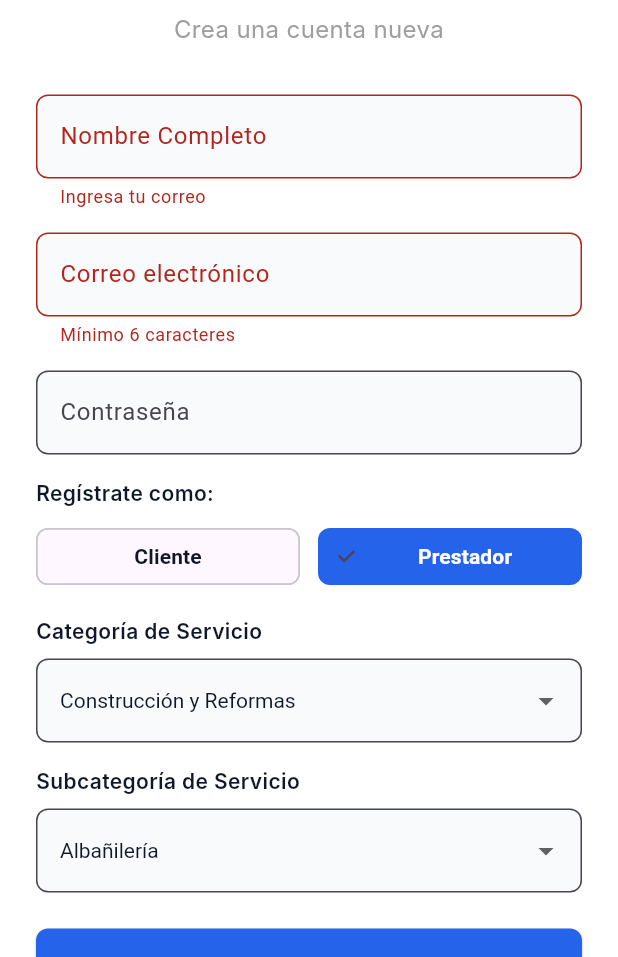
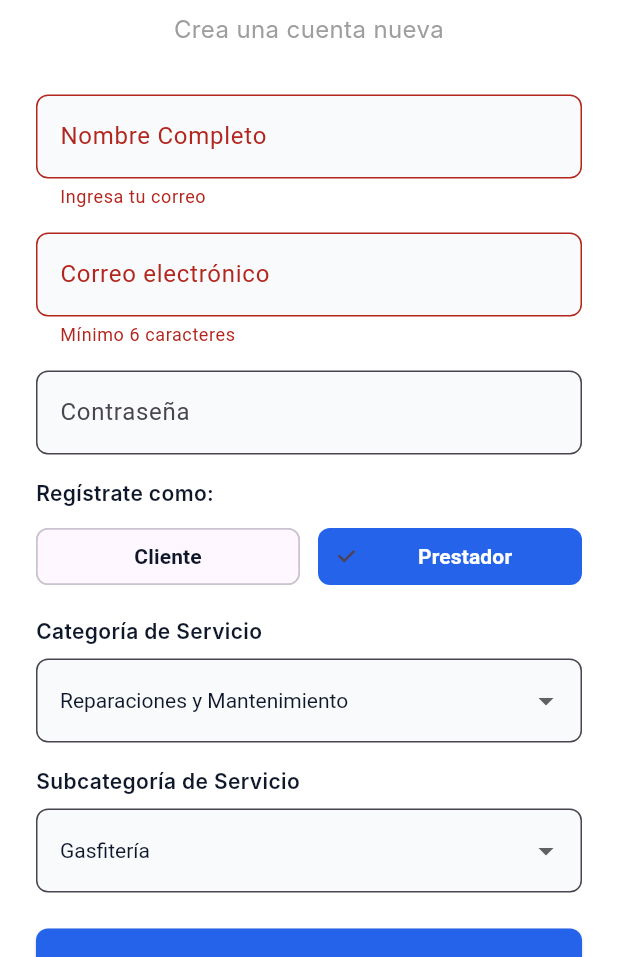
Before and after one commit to ferguzturtle/matchwork, a Flutter app: the AuthScreen screen opened directly, after a tap on "Iniciar Sesión", after a tap on "¿No tienes una cuenta? Regístrate", after a tap on "Prestador", on a phone screen of 412 x 824 dp, the part 279-1236 px from its top. Run offline on Flutter 3.47's test engine with Material 3 defaults, Android fonts, the phone set to English and light mode, and no system bars; our stand-ins replace flutter_map, geolocator, latlong2, shared_preferences, supabase_flutter; accounts and stored records are empty; Roboto replaces fonts that are missing (Inter).

Commit message:
feat: actualizar diccionario de categorías a la versión oficial del documento de Google Sheets

```diff
--- a/matchwork_mobile/lib/models/categories_data.dart
+++ b/matchwork_mobile/lib/models/categories_data.dart
@@ -21,52 +21,79 @@ class SubcategoryDetail {
 }
 
 const Map<String, CategoryDetail> categories = {
-  'construccion': CategoryDetail(
-    label: 'Construcción y Reformas',
-    icon: 'construction',
+  'reparaciones_mantenimiento': CategoryDetail(
+    label: 'Reparaciones y Mantenimiento',
+    icon: 'handyman',
     subcategories: {
-      'albanileria': SubcategoryDetail(label: 'Albañilería', icon: 'construction'),
-      'pintura': SubcategoryDetail(label: 'Pintura', icon: 'format_paint'),
-      'carpinteria': SubcategoryDetail(label: 'Carpintería', icon: 'handyman'),
       'gasfiteria': SubcategoryDetail(label: 'Gasfitería', icon: 'plumbing'),
+      'electricidad': SubcategoryDetail(label: 'Electricidad', icon: 'bolt'),
+      'cerrajeria': SubcategoryDetail(label: 'Cerrajería', icon: 'vpn_key'),
+      'carpinteria': SubcategoryDetail(label: 'Carpintería', icon: 'construction'),
+      'climatizacion': SubcategoryDetail(label: 'Climatización', icon: 'ac_unit'),
     },
   ),
-  'salud': CategoryDetail(
-    label: 'Servicios de Salud y Cuidado',
-    icon: 'medical_services',
+  'limpieza_hogar': CategoryDetail(
+    label: 'Limpieza y Cuidado del Hogar',
+    icon: 'cleaning_services',
     subcategories: {
-      'enfermeria': SubcategoryDetail(label: 'Enfermería', icon: 'medical_services'),
-      'kinesiologia': SubcategoryDetail(label: 'Kinesiología', icon: 'physical_therapy'),
-      'adulto_mayor': SubcategoryDetail(label: 'Cuidado de Adulto Mayor', icon: 'elderly'),
-      'ninos': SubcategoryDetail(label: 'Cuidado de Niños', icon: 'child_care'),
+      'limpieza_residencial': SubcategoryDetail(label: 'Limpieza Residencial', icon: 'home'),
+      'lavanderia_planchado': SubcategoryDetail(label: 'Lavandería y Planchado', icon: 'local_laundry_service'),
+      'limpieza_profunda': SubcategoryDetail(label: 'Limpieza Profunda', icon: 'dry_cleaning'),
+      'control_plagas': SubcategoryDetail(label: 'Control de Plagas', icon: 'bug_report'),
     },
   ),
-  'instalaciones': CategoryDetail(
-    label: 'Instalaciones y Electricidad',
-    icon: 'engineering',
+  'jardineria_exteriores': CategoryDetail(
+    label: 'Jardinería y Exteriores',
+    icon: 'yard',
     subcategories: {
-      'electricidad': SubcategoryDetail(label: 'Electricidad Residencial', icon: 'bolt'),
-      'climatizacion': SubcategoryDetail(label: 'Climatización', icon: 'ac_unit'),
-      'redes': SubcategoryDetail(label: 'Redes y Telecomunicaciones', icon: 'router'),
+      'jardineria': SubcategoryDetail(label: 'Jardinería', icon: 'yard'),
+      'piscinas': SubcategoryDetail(label: 'Piscinas', icon: 'pool'),
+      'techos_canaletas': SubcategoryDetail(label: 'Techos y Canaletas', icon: 'home_work'),
     },
   ),
-  'mantenimiento': CategoryDetail(
-    label: 'Mantenimiento y Limpieza',
-    icon: 'cleaning_services',
+  'tecnologia_linea_blanca': CategoryDetail(
+    label: 'Tecnología y Línea Blanca',
+    icon: 'computer',
     subcategories: {
-      'limpieza_hogar': SubcategoryDetail(label: 'Limpieza de Hogar', icon: 'cleaning_services'),
-      'fumigacion': SubcategoryDetail(label: 'Fumigación', icon: 'pest_control'),
-      'jardineria': SubcategoryDetail(label: 'Jardinería', icon: 'yard'),
-      'piscinas': SubcategoryDetail(label: 'Limpieza de Piscinas', icon: 'pool'),
+      'reparacion_electrodomesticos': SubcategoryDetail(label: 'Reparación de Electrodomésticos', icon: 'kitchen'),
+      'soporte_tecnico': SubcategoryDetail(label: 'Soporte Técnico', icon: 'computer'),
     },
   ),
-  'profesionales': CategoryDetail(
+  'salud_belleza_bienestar': CategoryDetail(
+    label: 'Salud, Belleza y Bienestar',
+    icon: 'spa',
+    subcategories: {
+      'belleza_salon': SubcategoryDetail(label: 'Belleza y Salón', icon: 'content_cut'),
+      'salud_fitness': SubcategoryDetail(label: 'Salud y Fitness', icon: 'fitness_center'),
+      'cuidados': SubcategoryDetail(label: 'Cuidados', icon: 'volunteer_activism'),
+    },
+  ),
+  'mudanzas_logistica': CategoryDetail(
+    label: 'Mudanzas y Logística',
+    icon: 'local_shipping',
+    subcategories: {
+      'fletes_mudanzas': SubcategoryDetail(label: 'Fletes y Mudanzas', icon: 'local_shipping'),
+      'armado_muebles': SubcategoryDetail(label: 'Armado de Muebles', icon: 'weekend'),
+      'pago_cuentas': SubcategoryDetail(label: 'Trámites y Acompañamiento', icon: 'receipt_long'),
+      'revision_tecnica': SubcategoryDetail(label: 'Gestión de Revisión Técnica', icon: 'directions_car'),
+      'gestion_compras': SubcategoryDetail(label: 'Gestión de Compras', icon: 'shopping_cart'),
+    },
+  ),
+  'cuidado_mascotas': CategoryDetail(
+    label: 'Cuidado de Mascotas',
+    icon: 'pets',
+    subcategories: {
+      'peluqueria_canina': SubcategoryDetail(label: 'Peluquería Canina', icon: 'pets'),
+      'paseo_perros': SubcategoryDetail(label: 'Paseo de Perros', icon: 'directions_walk'),
+      'guarderia_mascotas': SubcategoryDetail(label: 'Guardería de Mascotas', icon: 'home_max'),
+    },
+  ),
+  'servicios_profesionales': CategoryDetail(
     label: 'Servicios Profesionales',
-    icon: 'support_agent',
+    icon: 'school',
     subcategories: {
-      'tutorias': SubcategoryDetail(label: 'Tutorías / Clases', icon: 'school'),
-      'asistencia_tec': SubcategoryDetail(label: 'Asistencia Tecnológica', icon: 'computer'),
-      'mudanzas': SubcategoryDetail(label: 'Mudanzas y Desembalaje', icon: 'local_shipping'),
+      'tutorias_clases': SubcategoryDetail(label: 'Tutorías / Clases', icon: 'school'),
+      'clases_conducir': SubcategoryDetail(label: 'Clases de Conducir', icon: 'drive_eta'),
     },
   ),
 };
--- a/matchwork_mobile/lib/screens/auth_screen.dart
+++ b/matchwork_mobile/lib/screens/auth_screen.dart
@@ -23,8 +23,8 @@ class _AuthScreenState extends State<AuthScreen> {
   String _selectedRole = 'customer'; // 'customer' or 'provider'
   bool _isLoading = false;
 
-  String? _selectedCategory = 'construccion';
-  String? _selectedSubcategory = 'albanileria';
+  String? _selectedCategory = 'reparaciones_mantenimiento';
+  String? _selectedSubcategory = 'gasfiteria';
 
   Future<void> _submit() async {
     if (!_formKey.currentState!.validate()) return;
```
Also changed, not shown: matchwork_mobile/lib/screens/client_map_screen.dart (+64 -37 lines).
